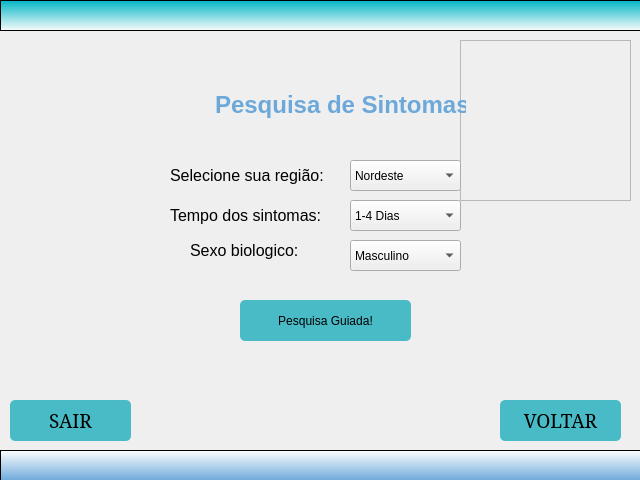
The window that TelasUi/prepesquisa.ui (Luizfelipenog/Projeto-pythonn) describes before a commit, drawn with Qt 5.
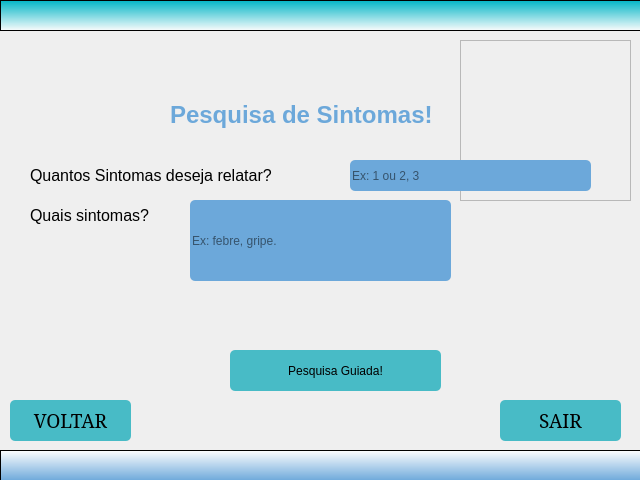
The same window after the commit. Icons and pictures are not drawn.

What changed in the file:
```diff
--- a/TelasUi/prepesquisa.ui
+++ b/TelasUi/prepesquisa.ui
@@ -86,7 +86,7 @@
    <widget class="QPushButton" name="botaosair">
     <property name="geometry">
      <rect>
-      <x>10</x>
+      <x>500</x>
       <y>400</y>
       <width>121</width>
       <height>41</height>
@@ -126,7 +126,7 @@
    <widget class="QPushButton" name="botaovoltar">
     <property name="geometry">
      <rect>
-      <x>500</x>
+      <x>10</x>
       <y>400</y>
       <width>121</width>
       <height>41</height>
@@ -166,9 +166,9 @@
    <widget class="QLabel" name="label_principal">
     <property name="geometry">
      <rect>
-      <x>215</x>
-      <y>80</y>
-      <width>251</width>
+      <x>170</x>
+      <y>90</y>
+      <width>321</width>
       <height>50</height>
      </rect>
     </property>
@@ -180,145 +180,38 @@
      <string>&lt;html&gt;&lt;head/&gt;&lt;body&gt;&lt;p&gt;&lt;span style=&quot; font-size:18pt; font-weight:600;&quot;&gt;Pesquisa de Sintomas!&lt;/span&gt;&lt;/p&gt;&lt;/body&gt;&lt;/html&gt;</string>
     </property>
    </widget>
-   <widget class="QComboBox" name="comboregio">
-    <property name="enabled">
-     <bool>true</bool>
-    </property>
-    <property name="geometry">
-     <rect>
-      <x>350</x>
-      <y>160</y>
-      <width>111</width>
-      <height>31</height>
-     </rect>
-    </property>
-    <property name="cursor">
-     <cursorShape>PointingHandCursor</cursorShape>
-    </property>
-    <property name="styleSheet">
-     <string notr="true">
-font: 12pt &quot;Constantia&quot;;</string>
-    </property>
-    <item>
-     <property name="text">
-      <string>Nordeste</string>
-     </property>
-    </item>
-    <item>
-     <property name="text">
-      <string>Nenhum</string>
-     </property>
-    </item>
-    <item>
-     <property name="text">
-      <string>Sudeste</string>
-     </property>
-    </item>
-    <item>
-     <property name="text">
-      <string>Sul</string>
-     </property>
-    </item>
-    <item>
-     <property name="text">
-      <string>Centro-Oeste</string>
-     </property>
-    </item>
-    <item>
-     <property name="text">
-      <string>Norte</string>
-     </property>
-    </item>
-   </widget>
    <widget class="QLabel" name="label_regiao">
     <property name="geometry">
      <rect>
-      <x>170</x>
+      <x>30</x>
       <y>160</y>
-      <width>171</width>
+      <width>321</width>
       <height>31</height>
      </rect>
     </property>
     <property name="text">
-     <string>&lt;html&gt;&lt;head/&gt;&lt;body&gt;&lt;p&gt;&lt;span style=&quot; font-size:12pt;&quot;&gt;Selecione sua região:&lt;/span&gt;&lt;/p&gt;&lt;/body&gt;&lt;/html&gt;</string>
+     <string>&lt;html&gt;&lt;head/&gt;&lt;body&gt;&lt;p&gt;&lt;span style=&quot; font-size:12pt;&quot;&gt;Quantos Sintomas deseja relatar?&lt;/span&gt;&lt;/p&gt;&lt;/body&gt;&lt;/html&gt;</string>
     </property>
    </widget>
    <widget class="QLabel" name="label_tempo">
     <property name="geometry">
      <rect>
-      <x>170</x>
+      <x>30</x>
       <y>200</y>
-      <width>181</width>
+      <width>201</width>
       <height>31</height>
      </rect>
     </property>
     <property name="text">
-     <string>&lt;html&gt;&lt;head/&gt;&lt;body&gt;&lt;p&gt;&lt;span style=&quot; font-size:12pt;&quot;&gt;Tempo dos sintomas:&lt;/span&gt;&lt;/p&gt;&lt;/body&gt;&lt;/html&gt;</string>
+     <string>&lt;html&gt;&lt;head/&gt;&lt;body&gt;&lt;p&gt;&lt;span style=&quot; font-size:12pt;&quot;&gt;Quais sintomas?&lt;/span&gt;&lt;/p&gt;&lt;/body&gt;&lt;/html&gt;</string>
     </property>
    </widget>
-   <widget class="QComboBox" name="combotempo">
-    <property name="geometry">
-     <rect>
-      <x>350</x>
-      <y>200</y>
-      <width>111</width>
-      <height>31</height>
-     </rect>
-    </property>
-    <property name="cursor">
-     <cursorShape>PointingHandCursor</cursorShape>
-    </property>
-    <property name="styleSheet">
-     <string notr="true">
-font: 12pt &quot;Constantia&quot;;</string>
-    </property>
-    <item>
-     <property name="text">
-      <string>1-4 Dias</string>
-     </property>
-    </item>
-    <item>
-     <property name="text">
-      <string>Não sei dizer</string>
-     </property>
-    </item>
-    <item>
-     <property name="text">
-      <string>5-6 Dias</string>
-     </property>
-    </item>
-    <item>
-     <property name="text">
-      <string>1 Semana</string>
-     </property>
-    </item>
-    <item>
-     <property name="text">
-      <string>2 Semanas</string>
-     </property>
-    </item>
-    <item>
-     <property name="text">
-      <string>Mais de 2 semanas </string>
-     </property>
-    </item>
-    <item>
-     <property name="text">
-      <string>Mais de 1 mês</string>
-     </property>
-    </item>
-    <item>
-     <property name="text">
-      <string>Mais de 1 ano</string>
-     </property>
-    </item>
-   </widget>
    <widget class="QPushButton" name="botaopesquisa">
     <property name="geometry">
      <rect>
-      <x>240</x>
-      <y>300</y>
-      <width>171</width>
+      <x>230</x>
+      <y>350</y>
+      <width>211</width>
       <height>41</height>
      </rect>
     </property>
@@ -344,50 +237,49 @@
      <string>Pesquisa Guiada!</string>
     </property>
    </widget>
-   <widget class="QLabel" name="label_sexo">
+   <widget class="QLineEdit" name="quantsintomas">
+    <property name="geometry">
+     <rect>
+      <x>350</x>
+      <y>160</y>
+      <width>241</width>
+      <height>31</height>
+     </rect>
+    </property>
+    <property name="styleSheet">
+     <string notr="true">QLineEdit{
+background-color: rgb(108, 168, 218);
+border-radius:5px;
+}</string>
+    </property>
+    <property name="text">
+     <string/>
+    </property>
+    <property name="placeholderText">
+     <string>Ex: 1 ou 2, 3</string>
+    </property>
+   </widget>
+   <widget class="QLineEdit" name="quantsintomas_2">
     <property name="geometry">
      <rect>
       <x>190</x>
-      <y>240</y>
-      <width>111</width>
-      <height>21</height>
+      <y>200</y>
+      <width>261</width>
+      <height>81</height>
      </rect>
-    </property>
-    <property name="text">
-     <string>&lt;html&gt;&lt;head/&gt;&lt;body&gt;&lt;p&gt;&lt;span style=&quot; font-size:12pt;&quot;&gt;Sexo biologico:&lt;/span&gt;&lt;/p&gt;&lt;/body&gt;&lt;/html&gt;</string>
-    </property>
-   </widget>
-   <widget class="QComboBox" name="combosexo">
-    <property name="geometry">
-     <rect>
-      <x>350</x>
-      <y>240</y>
-      <width>111</width>
-      <height>31</height>
-     </rect>
-    </property>
-    <property name="cursor">
-     <cursorShape>PointingHandCursor</cursorShape>
     </property>
     <property name="styleSheet">
-     <string notr="true">
-font: 12pt &quot;Constantia&quot;;</string>
+     <string notr="true">QLineEdit{
+background-color: rgb(108, 168, 218);
+border-radius:5px;
+}</string>
     </property>
-    <item>
-     <property name="text">
-      <string>Masculino</string>
-     </property>
-    </item>
-    <item>
-     <property name="text">
-      <string>Feminino</string>
-     </property>
-    </item>
-    <item>
-     <property name="text">
-      <string>Prefiro-não-dizer</string>
-     </property>
-    </item>
+    <property name="text">
+     <string/>
+    </property>
+    <property name="placeholderText">
+     <string>Ex: febre, gripe.</string>
+    </property>
    </widget>
   </widget>
  </widget>
```
